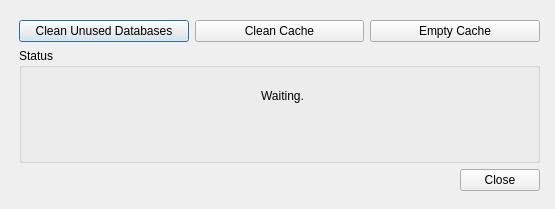
Before: the Qt Designer form trunk/ui/mantDialog.ui in drf/shaman1, drawn with Qt 5.
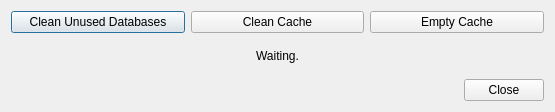
After: the same form once the commit is applied.

```diff
--- a/trunk/ui/mantDialog.ui
+++ b/trunk/ui/mantDialog.ui
@@ -6,21 +6,14 @@
     <x>0</x>
     <y>0</y>
     <width>555</width>
-    <height>209</height>
+    <height>112</height>
    </rect>
   </property>
   <property name="windowTitle" >
    <string>Database Manteinance</string>
   </property>
-  <widget class="QWidget" name="" >
-   <property name="geometry" >
-    <rect>
-     <x>19</x>
-     <y>20</y>
-     <width>521</width>
-     <height>171</height>
-    </rect>
-   </property>
+  <layout class="QGridLayout" >
+   <item row="0" column="0" >
    <layout class="QVBoxLayout" >
     <item>
      <layout class="QHBoxLayout" >
@@ -48,19 +41,7 @@
      </layout>
     </item>
     <item>
-     <widget class="QGroupBox" name="groupBox" >
-      <property name="title" >
-       <string>Status</string>
-      </property>
       <widget class="QLabel" name="label" >
-       <property name="geometry" >
-        <rect>
-         <x>18</x>
-         <y>27</y>
-         <width>491</width>
-         <height>41</height>
-        </rect>
-       </property>
        <property name="text" >
         <string>Waiting.</string>
        </property>
@@ -68,7 +49,6 @@
         <set>Qt::AlignCenter</set>
        </property>
       </widget>
-     </widget>
     </item>
     <item>
      <layout class="QHBoxLayout" >
@@ -95,7 +75,8 @@
      </layout>
     </item>
    </layout>
-  </widget>
+   </item>
+  </layout>
  </widget>
  <resources/>
  <connections>
```
Lines whose indentation alone changed are shown as unchanged.
